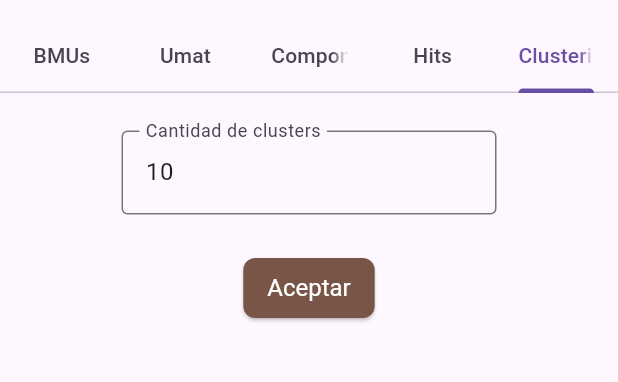
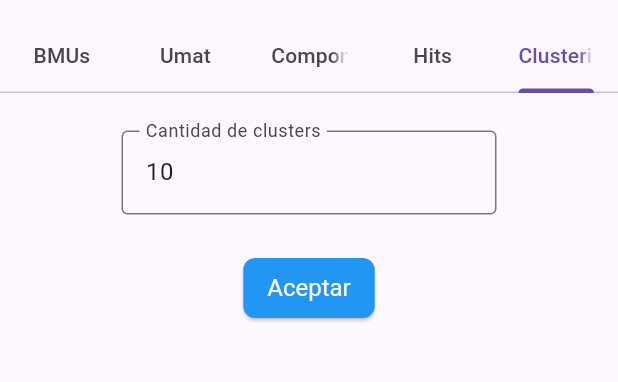
Before and after one commit to camilaezama/TF_SOM, a Flutter app: the GrillasPage screen opened by its route, tab 5 chosen, on a phone screen of 412 x 824 dp, the part 63-445 px from its top. Run offline on Flutter 3.47's test engine with Material 3 defaults, Android fonts, the phone set to English and light mode, and no system bars; our stand-ins replace csv, file_picker; missing offline and left inert: dart:html, hexagon.

Commit message:
centro grilla

```diff
--- a/lib/config/tema.dart
+++ b/lib/config/tema.dart
@@ -9,10 +9,10 @@ class AppTheme {
   );
 
   static final ColorScheme colorScheme = ColorScheme.fromSwatch(
-    primarySwatch: Colors.brown,
+    primarySwatch: Colors.blue,
     accentColor: Colors.green,
   ).copyWith(
-    secondary: Colors.red,
+    secondary: const Color.fromARGB(255, 155, 205, 247),
   );
 
   static final Color colorFondoPrimary = colorScheme.primary.withOpacity(0.2);
--- a/lib/presentacion/shared-widgets/grilla_hexagonos.dart
+++ b/lib/presentacion/shared-widgets/grilla_hexagonos.dart
@@ -67,9 +67,10 @@ class GrillaHexagonos extends StatelessWidget {
   Widget build(BuildContext context) {
     return Column(
       children: [
-        Text(titulo, style: Theme.of(context).textTheme.headlineLarge),
+        //Text(titulo, style: Theme.of(context).textTheme.headlineLarge),
         Expanded(
           child: Row(
+            mainAxisAlignment: MainAxisAlignment.center,
             children: [
               if (mostrarBotonImprimir)
                 ElevatedButton(
```
